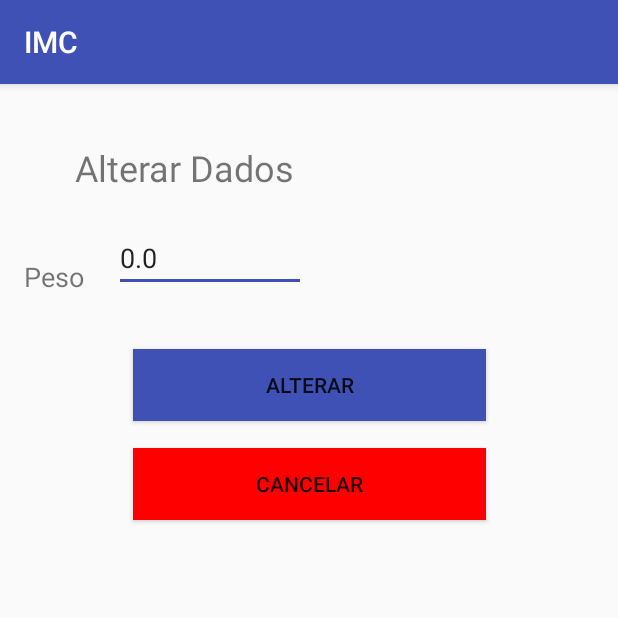
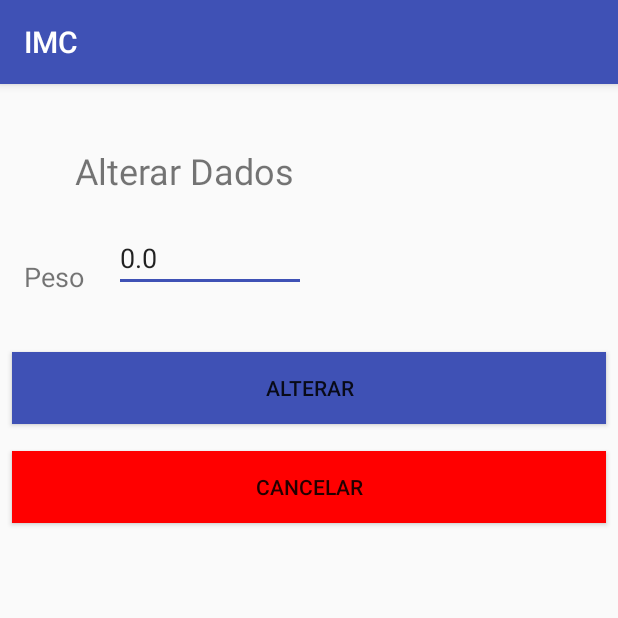
Before and after one commit to fbio1/IMC, an Android app: the screen it shows after launch (Main2Activity), after a tap on "ALTERAR PESO", on a phone screen of 412 x 824 dp, the top half of it. Run offline under Robolectric (Android 15) with nearby library versions, the phone set to English and light mode, and no system bars.

Commit message:
Atualição

```diff
--- a/app/src/main/res/layout/activity_main2.xml
+++ b/app/src/main/res/layout/activity_main2.xml
@@ -19,7 +19,7 @@
         app:layout_constraintBottom_toTopOf="@+id/editText"
         android:layout_marginEnd="7dp"
         app:layout_constraintRight_toRightOf="@+id/editText"
-        android:layout_marginBottom="21dp" />
+        android:layout_marginBottom="19dp" />
 
     <TextView
         android:id="@+id/textView11"
@@ -51,16 +51,18 @@
 
     <Button
         android:id="@+id/button4"
-        android:layout_width="235dp"
+        android:layout_width="0dp"
         android:layout_height="wrap_content"
         android:background="#3F51B5"
         android:onClick="alterarDados"
         android:text="Alterar"
         tools:layout_constraintTop_creator="1"
         tools:layout_constraintRight_creator="1"
+        android:layout_marginStart="8dp"
+        android:layout_marginEnd="8dp"
         app:layout_constraintRight_toRightOf="parent"
         android:layout_marginTop="38dp"
-        app:layout_constraintTop_toBottomOf="@+id/editText"
+        app:layout_constraintTop_toBottomOf="@+id/textView11"
         tools:layout_constraintLeft_creator="1"
         app:layout_constraintLeft_toLeftOf="parent" />
 
@@ -73,9 +75,11 @@
         android:text="Cancelar"
         tools:layout_constraintTop_creator="1"
         tools:layout_constraintRight_creator="1"
-        app:layout_constraintRight_toRightOf="@+id/button4"
+        android:layout_marginStart="8dp"
+        android:layout_marginEnd="8dp"
+        app:layout_constraintRight_toRightOf="parent"
         android:layout_marginTop="18dp"
         app:layout_constraintTop_toBottomOf="@+id/button4"
         tools:layout_constraintLeft_creator="1"
-        app:layout_constraintLeft_toLeftOf="@+id/button4" />
+        app:layout_constraintLeft_toLeftOf="parent" />
 </android.support.constraint.ConstraintLayout>
```
